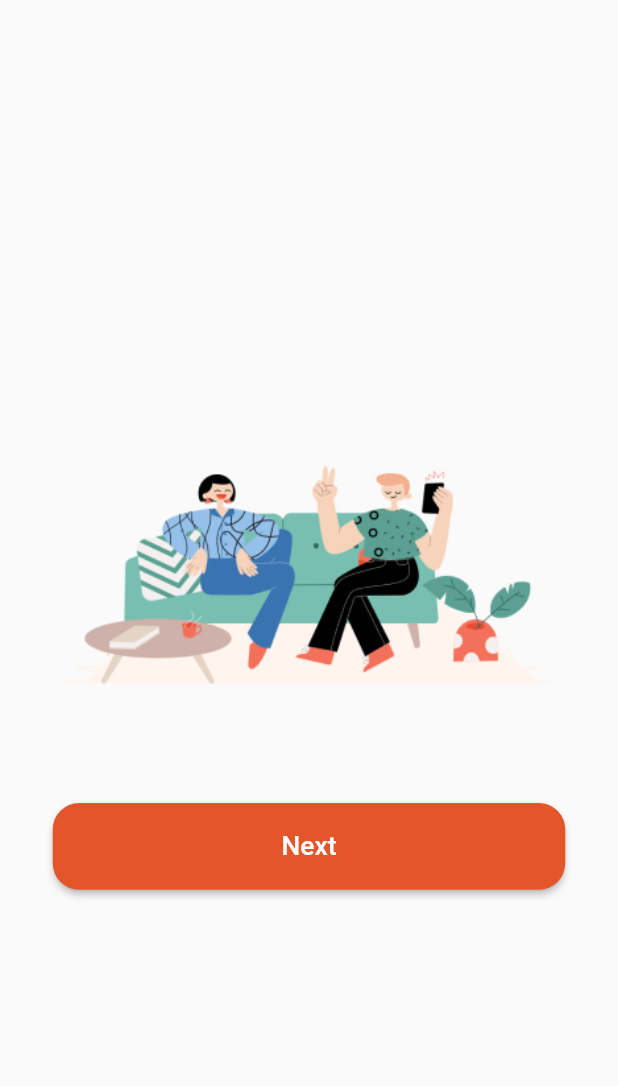
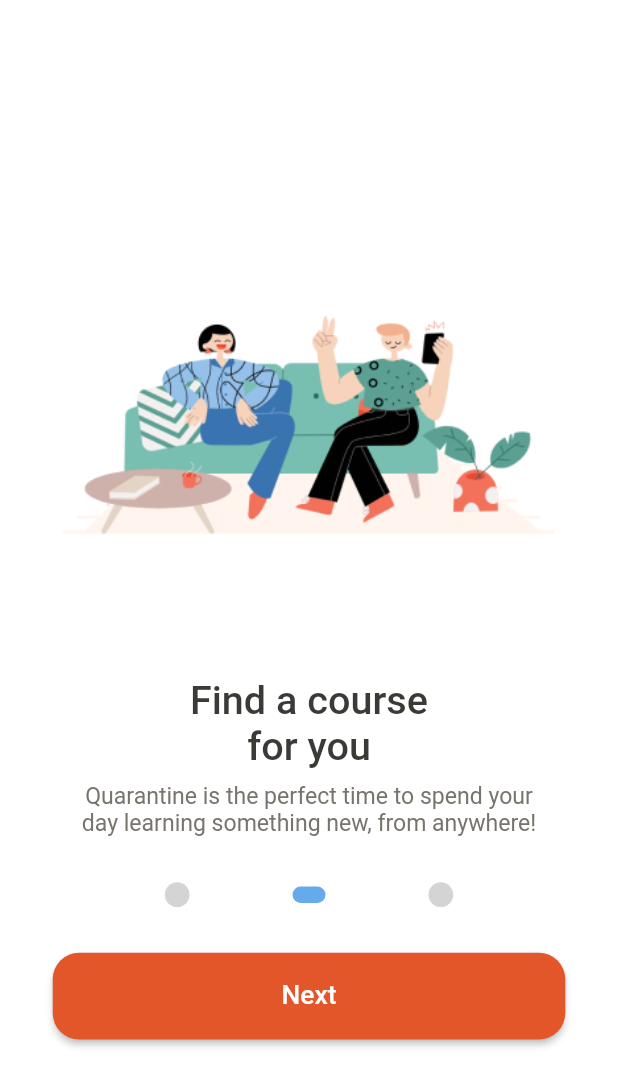
Before and after one commit to JaxaAnvarov/course-edtech, a Flutter app: the screen it shows after launch, after a tap on "Next", on a phone screen of 412 x 824 dp. Shown: the top 1086 px of the screen. Run offline on Flutter 3.47's test engine with Material 2 defaults, Android fonts, the phone set to English and light mode, and no system bars.

Commit message:
info pages tayyor

```diff
--- a/lib/core/constants/colors/app_colors.dart
+++ b/lib/core/constants/colors/app_colors.dart
@@ -1,8 +1,12 @@
 import 'package:flutter/cupertino.dart';
 import 'package:flutter/material.dart';
 
-class AppColors{
-  static Color whiteColor =  Colors.white;
+class AppColors {
+  static Color backgroundColor = const Color(0xFFFFFFFF);
+  static Color blueColor = const Color(0xFF65AAEA);
+  static Color passiveContainerColor = const Color(0xFFD5D4D4);
+  static Color whiteColor = Colors.white;
   static Color redColor = const Color(0xFFE3562A);
-  static Color hingTextColor = const  Color(0xFF8746D);
+  static Color hingTextColor = const Color(0xFF78746D);
+  static Color titleTextColor = const Color(0xFF3C3A36);
 }
--- /dev/null
+++ b/lib/core/widgets/text_widgets/subtitles_text_widget.dart
@@ -0,0 +1,21 @@
+import 'package:flutter/material.dart';
+import 'package:course_ed_tech/core/imports/imporst.dart';
+
+class SubtitlesTextWidget extends StatelessWidget {
+   SubtitlesTextWidget({ Key? key, required this.subtitle }) : super(key: key);
+
+   String subtitle;
+
+  @override
+  Widget build(BuildContext context) {
+    return Text(
+      subtitle,
+      textAlign: TextAlign.center,
+      style: TextStyle(
+        color: AppColors.hingTextColor,
+        fontSize: getWidth(14.0),
+        fontWeight: FontWeight.w400,
+      ),
+    );
+  }
+}
--- /dev/null
+++ b/lib/core/widgets/text_widgets/title_text_widget.dart
@@ -0,0 +1,23 @@
+
+import 'package:course_ed_tech/core/imports/imporst.dart';
+import 'package:flutter/material.dart';
+
+class TitleTextWidget extends StatelessWidget {
+   TitleTextWidget({ Key? key , required this.title}) : super(key: key);
+
+   String title;
+
+  @override
+  Widget build(BuildContext context) {
+    SizeConfig().init(context);
+    return Text(
+      title,
+      textAlign: TextAlign.center,
+      style: TextStyle(
+        fontSize: getWidth(24.0),
+        fontWeight: FontWeight.w500,
+        color: AppColors.titleTextColor,
+      ),
+    );
+  }
+}
--- a/lib/screens/admin/info_pages.dart
+++ b/lib/screens/admin/info_pages.dart
@@ -1,4 +1,7 @@
 import 'package:course_ed_tech/core/widgets/buttons/elevated_button.dart';
+import 'package:course_ed_tech/core/widgets/text_widgets/subtitles_text_widget.dart';
+import 'package:course_ed_tech/core/widgets/text_widgets/title_text_widget.dart';
+import 'package:course_ed_tech/screens/settings/settings_page.dart';
 import 'package:flutter/material.dart';
 import 'package:course_ed_tech/core/imports/imporst.dart';
 
@@ -16,6 +19,7 @@ class _InfoPagesState extends State<InfoPages> {
   Widget build(BuildContext context) {
     SizeConfig().init(context);
     return Scaffold(
+      backgroundColor: AppColors.backgroundColor,
       body: Center(
         child: Column(
           mainAxisAlignment: MainAxisAlignment.center,
@@ -26,12 +30,62 @@ class _InfoPagesState extends State<InfoPages> {
               // color: Colors.cyanAccent,
               child: Image.asset('assets/images/image${_currentIndex + 1}.png'),
             ),
+            SizedBox(height: getHeight(16.0)),
+            TitleTextWidget(title: titles[_currentIndex]),
+            SizedBox(height: getHeight(8.0)),
+            SubtitlesTextWidget(subtitle: subtitles[_currentIndex]),
+            Padding(
+              padding: EdgeInsets.symmetric(
+                  horizontal: getWidth(100.0), vertical: getHeight(30.0)),
+              child: Row(
+                mainAxisAlignment: MainAxisAlignment.spaceBetween,
+                children: [
+                  Container(
+                    height:
+                        _currentIndex == 0 ? getWidth(10.0) : getWidth(15.0),
+                    width: _currentIndex == 0 ? getWidth(20.0) : getWidth(15.0),
+                    decoration: BoxDecoration(
+                      borderRadius: BorderRadius.circular(getWidth(10.0)),
+                      color: _currentIndex == 0
+                          ? AppColors.blueColor
+                          : AppColors.passiveContainerColor,
+                    ),
+                  ),
+                  Container(
+                    height:
+                        _currentIndex == 1 ? getWidth(10.0) : getWidth(15.0),
+                    width: _currentIndex == 1 ? getWidth(20.0) : getWidth(15.0),
+                    decoration: BoxDecoration(
+                      borderRadius: BorderRadius.circular(getWidth(10.0)),
+                      color: _currentIndex == 1
+                          ? AppColors.blueColor
+                          : AppColors.passiveContainerColor,
+                    ),
+                  ),
+                  Container(
+                    height:
+                        _currentIndex == 2 ? getWidth(10.0) : getWidth(15.0),
+                    width: _currentIndex == 2 ? getWidth(20.0) : getWidth(15.0),
+                    decoration: BoxDecoration(
+                      borderRadius: BorderRadius.circular(getWidth(10.0)),
+                      color: _currentIndex == 2
+                          ? AppColors.blueColor
+                          : AppColors.passiveContainerColor,
+                    ),
+                  ),
+                ],
+              ),
+            ),
+            // SizedBox(height: getHeight(90.0)),
             MyElevatedButton(
               textOfButton: 'Next',
               onPress: () {
                 _currentIndex != 2
                     ? _currentIndex += 1
-                    : Navigator.pushNamed(context, 'settingPage');
+                    : Navigator.of(context).pushAndRemoveUntil(
+                        MaterialPageRoute(
+                            builder: (context) => const SettingsPage()),
+                        (Route<dynamic> route) => false);
                 setState(() {});
               },
             ),
@@ -42,14 +96,14 @@ class _InfoPagesState extends State<InfoPages> {
   }
 
   List<String> titles = [
-    'Learn anytime and anywhere',
-    'Find a course for you',
-    'Improve your skills'
+    'Learn anytime\nand anywhere',
+    'Find a course\nfor you',
+    'Improve your\nskills'
   ];
 
   List<String> subtitles = [
-    'Quarantine is the perfect time to spend your day learning something new, from anywhere!',
-    'Quarantine is the perfect time to spend your day learning something new, from anywhere!',
-    'Quarantine is the perfect time to spend your day learning something new, from anywhere!',
+    'Quarantine is the perfect time to spend your\nday learning something new, from anywhere!',
+    'Quarantine is the perfect time to spend your\nday learning something new, from anywhere!',
+    'Quarantine is the perfect time to spend your\nday learning something new, from anywhere!',
   ];
 }
--- a/lib/screens/admin/splash_screens.dart
+++ b/lib/screens/admin/splash_screens.dart
@@ -29,6 +29,7 @@ class _SplashScreensState extends State<SplashScreens> {
   Widget build(BuildContext context) {
     SizeConfig().init(context);
     return Scaffold(
+      backgroundColor: AppColors.backgroundColor,
       body: Center(
         child: Image.asset(AppImages.splashScreens),
       ),
```
